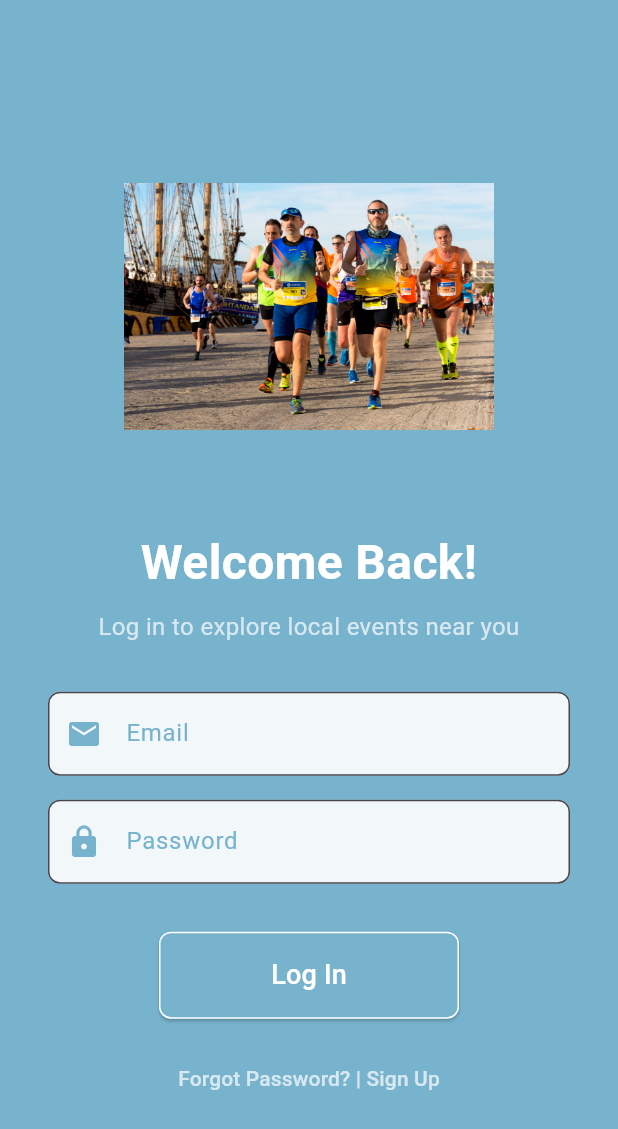
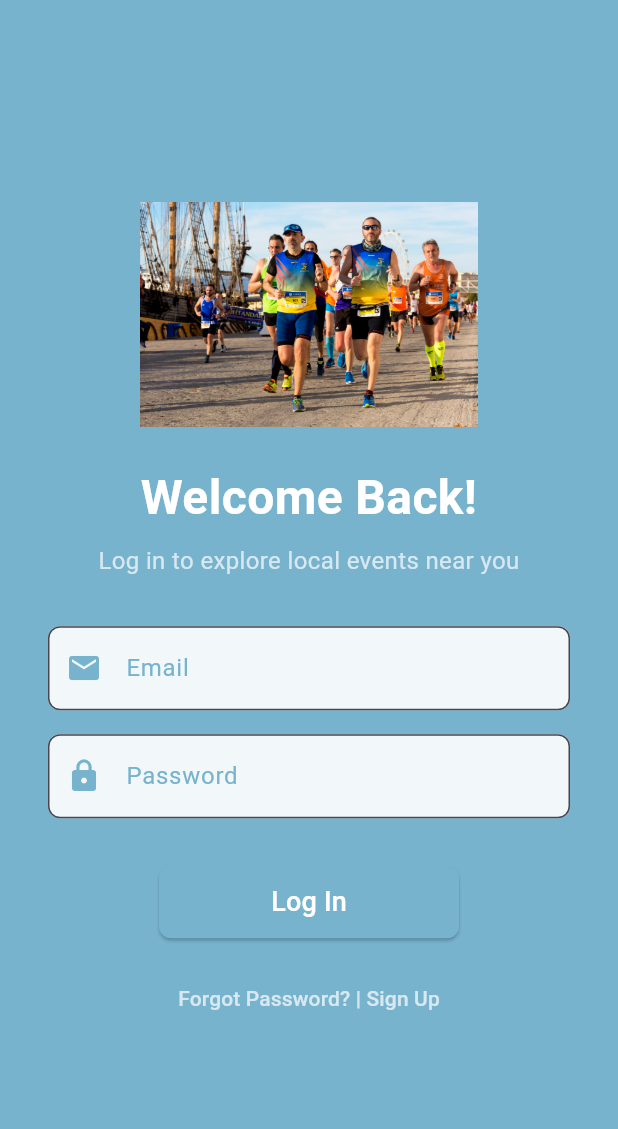
Before and after one commit to Rizkyard17/Local-Events-App, a Flutter app: the screen it shows after launch, on a phone screen of 412 x 824 dp. Shown: the top 1129 px of the screen. Run offline on Flutter 3.47's test engine with Material 3 defaults, Android fonts, the phone set to English and light mode, and no system bars; our stand-ins replace firebase_auth, firebase_core, lottie; accounts and stored records are empty.

Commit message:
Menambah Vefifikasi email dalam login dan sign in

```diff
--- a/lib/ui/homepage/account_page.dart
+++ b/lib/ui/homepage/account_page.dart
@@ -1,8 +1,10 @@
 import 'package:flutter/material.dart';
 import 'package:local_events_app/styleguide.dart';
+import 'package:firebase_auth/firebase_auth.dart';
 import 'login.dart';
 
 class AccountPage extends StatelessWidget {
+  final User? user = FirebaseAuth.instance.currentUser;
   @override
   Widget build(BuildContext context) {
     return Scaffold(
@@ -87,7 +89,7 @@ class AccountPage extends StatelessWidget {
                   ),
                   SizedBox(height: 8),
                   Text(
-                    "rizky.ardiansyah@gmail.com", // Email pengguna
+                    user!.email ?? "No Email", // Email pengguna
                     style: fadedTextStyle,
                   ),
                   SizedBox(height: 32),
--- a/lib/ui/homepage/login.dart
+++ b/lib/ui/homepage/login.dart
@@ -15,7 +15,18 @@ class _LoginPageState extends State<LoginPage> {
   final FirebaseAuth _auth = FirebaseAuth.instance;
 
   Future<void> _login() async {
-  // Unfocus keyboard
+    final String email = _emailController.text.trim();
+    final String password = _passwordController.text.trim();
+
+    // Validasi input kosong
+    if (email.isEmpty || password.isEmpty) {
+      ScaffoldMessenger.of(context).showSnackBar(
+        SnackBar(content: Text("Email dan Password tidak boleh kosong!")),
+      );
+      return;
+    }
+
+    // Fokus keluar dari keyboard
     FocusScope.of(context).unfocus();
 
     // Tampilkan loading spinner
@@ -28,79 +39,121 @@ class _LoginPageState extends State<LoginPage> {
     );
 
     try {
-    await _auth.signInWithEmailAndPassword(
-      email: _emailController.text,
-      password: _passwordController.text,
+      // Login pengguna
+      UserCredential userCredential = await _auth.signInWithEmailAndPassword(
+        email: email,
+        password: password,
       );
+
+      User? user = userCredential.user;
+
+      // Periksa apakah pengguna telah memverifikasi email
+      if (user != null && !user.emailVerified) {
+        // Tutup loading spinner
+        Navigator.of(context).pop();
+        _showVerificationDialog(user);
+        return;
+      }
 
       // Tutup loading spinner
       Navigator.of(context).pop();
 
       // Tampilkan animasi Lottie sebagai konfirmasi login sukses
+      _showLoginSuccessAnimation();
+    } catch (e) {
+      // Tutup loading spinner jika terjadi error
+      Navigator.of(context).pop();
+
+      // Tampilkan pesan error
+      ScaffoldMessenger.of(context).showSnackBar(
+        SnackBar(content: Text("Login Gagal: ${e.toString()}")),
+      );
+    }
+  }
+
+  void _showVerificationDialog(User user) {
     showDialog(
       context: context,
-      barrierDismissible: false, // Dialog tidak dapat ditutup dengan klik luar
+      builder: (context) => AlertDialog(
+        title: Text("Email Belum Diverifikasi"),
+        content: Text(
+          "Email Anda belum diverifikasi. Silakan cek email Anda untuk memverifikasi akun.",
+        ),
+        actions: [
+          TextButton(
+            onPressed: () async {
+              try {
+                await user.sendEmailVerification();
+                ScaffoldMessenger.of(context).showSnackBar(
+                  SnackBar(content: Text("Email verifikasi telah dikirim!")),
+                );
+              } catch (e) {
+                ScaffoldMessenger.of(context).showSnackBar(
+                  SnackBar(content: Text("Error: ${e.toString()}")),
+                );
+              }
+              Navigator.pop(context);
+            },
+            child: Text("Kirim Ulang Email"),
+          ),
+          TextButton(
+            onPressed: () {
+              Navigator.pop(context);
+            },
+            child: Text("Batal"),
+          ),
+        ],
+      ),
+    );
+  }
+
+  void _showLoginSuccessAnimation() {
+    showDialog(
+      context: context,
+      barrierDismissible: false,
       builder: (context) => AlertDialog(
         content: Column(
           mainAxisSize: MainAxisSize.min,
           children: [
-            // Animasi Lottie
             Lottie.asset(
-              'assets/Animation - 1732808536233.json', // Path ke file animasi
+              'assets/success.json',
               height: 150,
               repeat: false,
             ),
             const SizedBox(height: 16),
             const Text(
               'Login Berhasil',
-              style: TextStyle(
-                fontSize: 18,
-                fontWeight: FontWeight.bold,
-              ),
+              style: TextStyle(fontSize: 18, fontWeight: FontWeight.bold),
             ),
           ],
         ),
       ),
     );
 
-    // Tunggu animasi selesai (sekitar 2 detik, tergantung durasi animasi)
     Future.delayed(const Duration(seconds: 2), () {
-      // Tutup dialog animasi
-      Navigator.of(context).pop();
-
-      // Arahkan pengguna ke HomePage
+      Navigator.of(context).pop(); // Tutup dialog animasi
       Navigator.pushReplacement(
         context,
         MaterialPageRoute(builder: (context) => HomePage()),
       );
     });
-
-    } catch (e) {
-      // Tutup loading spinner jika terjadi error
-      Navigator.of(context).pop();
-
-      // Tampilkan pesan error
-      ScaffoldMessenger.of(context).showSnackBar(
-        SnackBar(content: Text('Login Gagal: ${e.toString()}')),
-      );
-    }
   }
 
   @override
   Widget build(BuildContext context) {
-    final screenHeight = MediaQuery.of(context).size.height;
-    final screenWidth = MediaQuery.of(context).size.width;
-
     return Scaffold(
       body: Stack(
         children: [
           // Background Gradient
           Container(
-            decoration: BoxDecoration(
-              color: Color(0xFF78B3CE), // Background color
+            decoration: const BoxDecoration(
+              gradient: LinearGradient(
+                colors: [Color(0xFF78B3CE)],
+                begin: Alignment.topCenter,
+                end: Alignment.bottomCenter,
               ),
             ),
-          // Content
+          ),
           SafeArea(
             child: Center(
               child: SingleChildScrollView(
@@ -111,17 +164,12 @@ class _LoginPageState extends State<LoginPage> {
                     crossAxisAlignment: CrossAxisAlignment.center,
                     children: [
                       // Illustration or Logo
-                      Container(
-                        height: screenHeight * 0.3,
-                        width: screenWidth * 0.6,
-                        child: Image.asset(
-                          'assets/event_images/5_km_downtown_run.jpeg', // Your illustration path
-                          fit: BoxFit.contain,
+                      Image.asset(
+                        'assets/event_images/5_km_downtown_run.jpeg',
+                        height: 150,
                       ),
-                      ),
-                      SizedBox(height: 24),
-                      // Title
-                      Text(
+                      const SizedBox(height: 24),
+                      const Text(
                         "Welcome Back!",
                         style: TextStyle(
                           color: Colors.white,
@@ -130,74 +178,53 @@ class _LoginPageState extends State<LoginPage> {
                         ),
                         textAlign: TextAlign.center,
                       ),
-                      SizedBox(height: 8),
-                      Text(
+                      const SizedBox(height: 8),
+                      const Text(
                         "Log in to explore local events near you",
-                        style: TextStyle(
-                          color: Colors.white70,
-                          fontSize: 16,
-                        ),
+                        style: TextStyle(color: Colors.white70, fontSize: 16),
                         textAlign: TextAlign.center,
                       ),
-                      SizedBox(height: 32),
+                      const SizedBox(height: 32),
                       // Email Input
-                      TextFormField(
+                      _buildTextField(
                         controller: _emailController,
-                        decoration: InputDecoration(
-                          prefixIcon: Icon(Icons.email, color: Color(0xFF78B3CE)),
                         hintText: "Email",
-                          hintStyle: TextStyle(color: Color(0xFF78B3CE)),
-                          filled: true,
-                          fillColor: Colors.white.withOpacity(0.9),
-                          border: OutlineInputBorder(
+                        icon: Icons.email,
+                      ),
+                      const SizedBox(height: 16),
+                      // Password Input
+                      _buildTextField(
+                        controller: _passwordController,
+                        hintText: "Password",
+                        icon: Icons.lock,
+                        isPassword: true,
+                      ),
+                      const SizedBox(height: 32),
+                      // Login Button
+                      ElevatedButton(
+                        style: ElevatedButton.styleFrom(
+                          backgroundColor: const Color(0xFF78B3CE),
+                          minimumSize: const Size(200, 48),
+                          shape: RoundedRectangleBorder(
                             borderRadius: BorderRadius.circular(8.0),
                           ),
                         ),
-                      ),
-                      SizedBox(height: 16),
-                      // Password Input
-                      TextFormField(
-                        controller: _passwordController,
-                        obscureText: true,
-                        decoration: InputDecoration(
-                          prefixIcon: Icon(Icons.lock, color: Color(0xFF78B3CE)),
-                          hintText: "Password",
-                          hintStyle: TextStyle(color: Color(0xFF78B3CE)),
-                          filled: true,
-                          fillColor: Colors.white.withOpacity(0.9),
-                          border: OutlineInputBorder(
-                            borderRadius: BorderRadius.circular(8.0),
-                          ),
-                        ),
-                      ),
-                      SizedBox(height: 32),
-                      // Login Button
-                      ElevatedButton(
-                        style: ElevatedButton.styleFrom(
-                          backgroundColor: Color(0xFF78B3CE),
-                          minimumSize: Size(200, 48), // Width 200, height 48
-                          padding: EdgeInsets.symmetric(vertical: 16),
-                          shape: RoundedRectangleBorder(
-                            borderRadius: BorderRadius.circular(8.0),
-                            side: BorderSide(color: Colors.white),
-                          ),
-                        ),
                         onPressed: _login,
-                        child: Text(
+                        child: const Text(
                           "Log In",
                           style: TextStyle(fontSize: 18, color: Colors.white),
                         ),
                       ),
-                      SizedBox(height: 16),
+                      const SizedBox(height: 16),
                       // Forgot Password or Sign Up Text
                       TextButton(
-                        onPressed: (){
-                          Navigator.pushReplacement(
+                        onPressed: () {
+                          Navigator.push(
                             context,
                             MaterialPageRoute(builder: (context) => SignupPage()),
                           );
                         },
-                        child: Text(
+                        child: const Text(
                           "Forgot Password? | Sign Up",
                           style: TextStyle(color: Colors.white70),
                         ),
@@ -212,4 +239,26 @@ class _LoginPageState extends State<LoginPage> {
       ),
     );
   }
+
+  Widget _buildTextField({
+    required TextEditingController controller,
+    required String hintText,
+    required IconData icon,
+    bool isPassword = false,
+  }) {
+    return TextFormField(
+      controller: controller,
+      obscureText: isPassword,
+      decoration: InputDecoration(
+        prefixIcon: Icon(icon, color: const Color(0xFF78B3CE)),
+        hintText: hintText,
+        hintStyle: const TextStyle(color: Color(0xFF78B3CE)),
+        filled: true,
+        fillColor: Colors.white.withOpacity(0.9),
+        border: OutlineInputBorder(
+          borderRadius: BorderRadius.circular(8.0),
+        ),
+      ),
+    );
   }
+}
--- a/pubspec.yaml
+++ b/pubspec.yaml
@@ -78,7 +78,8 @@ flutter:
     - assets/guest_image/guest5.jpg
     - assets/guest_image/guest6.jpg
     - assets/design.png
-    - assets/Animation - 1732808536233.json
+    - assets/success.json
+    - assets/sending.json
 
   # An image asset can refer to one or more resolution-specific "variants", see
   # https://flutter.dev/to/resolution-aware-images
```
Also changed, not shown: assets/sending.json (added, +1 -0 lines), lib/ui/homepage/signup.dart (+27 -11 lines), assets/success.json (renamed from assets/Animation - 1732808536233.json). Lines whose indentation alone changed are shown as unchanged.
